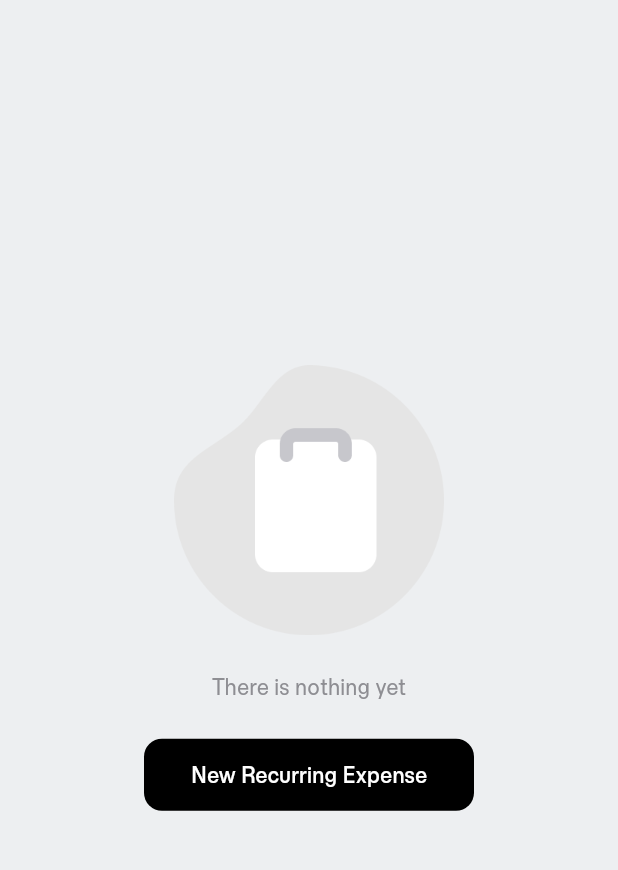
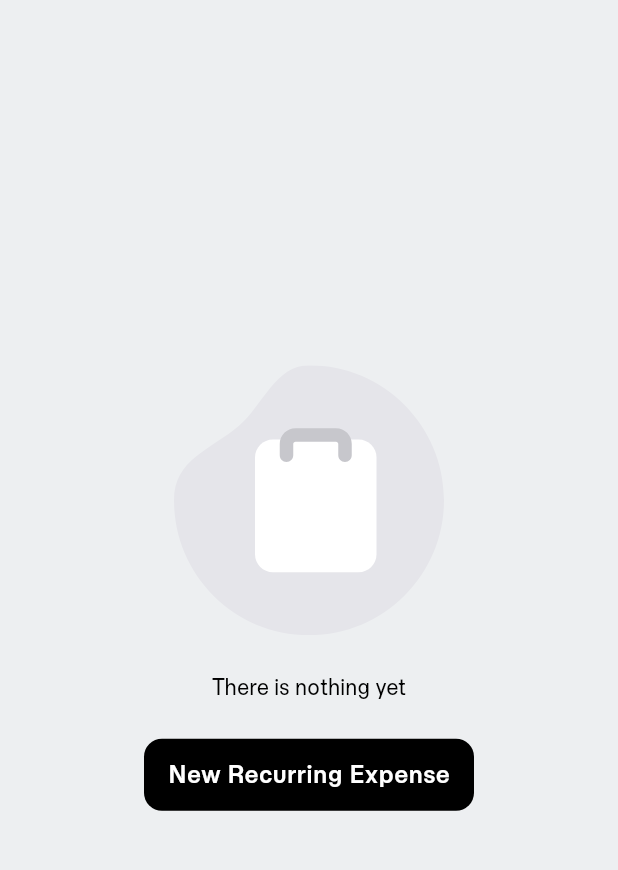
Before and after one commit to quoc48/expense_tracker, a Flutter app: the SettingsScreen screen opened directly, after a tap on "Recurring Expenses", on a phone screen of 412 x 824 dp, the part 72-942 px from its top. Run offline on Flutter 3.47's test engine with Material 3 defaults, Android fonts, the phone set to English and light mode, and no system bars; our stand-ins replace camera, connectivity_plus, fl_chart, flutter_dotenv, flutter_svg, google_generative_ai and 8 more; missing offline and left inert: google_mlkit_text_recognition; accounts and stored records are empty.

Commit message:
feat: Recurring Expenses Phase 2 - Bug Fixes Complete
Fixed bugs:
- Empty state button now uses MomoTrustSans via PrimaryButton
- "There is nothing yet" text color changed from gray to textPrimary
- Added dark mode SVG support for notebook illustration
- Recurring expenses no longer auto-create immediately (starts next month)
- Fixed critical data corruption bug (stale indices after sorting)
- Active items use category color (10% opacity), inactive use gray
- Action sheet: hidden grabber, 16px top padding, 24px header height
- Consistent divider style across Settings and Recurring Expenses list

Code cleanup:
- Removed hash-named junk images from assets
- Fixed BuildContext async gap lint warnings
- Added flutter_svg package for SVG support

🤖 Generated with [Claude Code](https://claude.com/claude-code)

Co-Authored-By: Claude <noreply@anthropic.com>

```diff
--- a/lib/screens/settings_screen.dart
+++ b/lib/screens/settings_screen.dart
@@ -210,11 +210,14 @@ class SettingsScreen extends StatelessWidget {
           // Monthly Budget row
           _buildBudgetRow(context, prefsProvider),
 
-          // Divider
+          // Divider - same style as expense_list_tile.dart
           Container(
-            margin: const EdgeInsets.symmetric(horizontal: 16),
-            height: 1,
-            color: AppColors.getDivider(context), // Adaptive divider for dark mode
+            padding: const EdgeInsets.symmetric(horizontal: 8),
+            child: Divider(
+              height: 1,
+              thickness: 0.5,
+              color: AppColors.getDivider(context),
+            ),
           ),
 
           // Recurring Expenses row (coming soon)
--- a/lib/widgets/settings/recurring_expenses_list_screen.dart
+++ b/lib/widgets/settings/recurring_expenses_list_screen.dart
@@ -1,4 +1,5 @@
 import 'package:flutter/material.dart';
+import 'package:flutter_svg/flutter_svg.dart';
 import 'package:provider/provider.dart';
 import 'package:phosphor_flutter/phosphor_flutter.dart';
 import '../../models/recurring_expense.dart';
@@ -8,6 +9,7 @@ import '../../theme/typography/app_typography.dart';
 import '../../theme/constants/app_spacing.dart';
 import 'add_recurring_expense_sheet.dart';
 import 'recurring_expense_action_sheet.dart';
+import '../common/primary_button.dart';
 
 /// Full-screen list of recurring expenses with empty state
 ///
@@ -152,10 +154,10 @@ class _RecurringExpensesListScreenState
 
   /// Build empty state with illustration and CTA button
   ///
-  /// **Design Reference**: Figma node-id=78-3867
-  /// - Image: 180x180px centered
-  /// - Text: "There is nothing yet" - 14px Regular, gray
-  /// - Button: "New Recurring Expense" - 220x48px, black bg, 12px radius
+  /// **Design Reference**: Figma node-id=78-3867, 80-4574 (notebook icon)
+  /// - Image: 180x180px centered (dark mode compatible)
+  /// - Text: "There is nothing yet" - 14px Regular, black (not gray)
+  /// - Button: "New Recurring Expense" - 220x48px, black bg, 12px radius, MomoTrustSans
   Widget _buildEmptyState(BuildContext context) {
     final textColor = AppColors.getTextPrimary(context);
 
@@ -165,48 +167,37 @@ class _RecurringExpensesListScreenState
         child: Column(
           mainAxisAlignment: MainAxisAlignment.center,
           children: [
-            // Illustration - notebook empty state
-            Image.asset(
-              'assets/images/notebook.png',
+            // Illustration - notebook empty state (Figma node-id=80-4574)
+            // Uses theme-aware SVG for proper light/dark mode colors
+            SvgPicture.asset(
+              AppColors.isDarkMode(context)
+                  ? 'assets/images/notebook_dark.svg'
+                  : 'assets/images/notebook.svg',
               width: 180,
               height: 180,
-              fit: BoxFit.contain,
             ),
 
             const SizedBox(height: 24),
 
-            // Empty text
+            // Empty text - should be black (textPrimary), not gray
             Text(
               'There is nothing yet',
               style: AppTypography.style(
                 fontSize: 14,
                 fontWeight: FontWeight.w400,
-                color: AppColors.gray,
+                color: textColor, // Bug fix: was AppColors.gray, now uses textPrimary
               ),
             ),
 
             const SizedBox(height: 24),
 
-            // CTA Button
-            GestureDetector(
-              onTap: () => _showAddSheet(context),
-              child: Container(
-                width: 220,
-                height: 48,
-                decoration: BoxDecoration(
-                  color: textColor,
-                  borderRadius: BorderRadius.circular(12),
-                ),
-                child: Center(
-                  child: Text(
-                    'New Recurring Expense',
-                    style: AppTypography.style(
-                      fontSize: 14,
-                      fontWeight: FontWeight.w500,
-                      color: AppColors.getSurface(context),
-                    ),
-                  ),
-                ),
+            // CTA Button - Uses PrimaryButton for consistent MomoTrustSans font
+            // PrimaryButton uses ElevatedButton which properly applies the theme font
+            SizedBox(
+              width: 220,
+              child: PrimaryButton(
+                label: 'New Recurring Expense',
+                onPressed: () => _showAddSheet(context),
               ),
             ),
           ],
@@ -265,6 +256,8 @@ class _RecurringExpensesListScreenState
   /// **Design Reference**: White card with 8px radius, items separated by dividers
   Widget _buildExpenseCard(
       BuildContext context, List<RecurringExpense> expenses) {
+    final dividerColor = AppColors.getDivider(context);
+
     return Container(
       decoration: BoxDecoration(
         color: AppColors.getSurface(context),
@@ -275,10 +268,14 @@ class _RecurringExpensesListScreenState
           for (int i = 0; i < expenses.length; i++) ...[
             _buildExpenseItem(context, expenses[i]),
             if (i < expenses.length - 1)
+              // Divider - same style as expense_list_tile.dart
               Container(
-                margin: const EdgeInsets.symmetric(horizontal: 16),
-                height: 1,
-                color: AppColors.getDivider(context),
+                padding: const EdgeInsets.symmetric(horizontal: 8),
+                child: Divider(
+                  height: 1,
+                  thickness: 0.5,
+                  color: dividerColor,
+                ),
               ),
           ],
         ],
@@ -288,14 +285,23 @@ class _RecurringExpensesListScreenState
 
   /// Build individual expense item row
   ///
-  /// **Design Reference**: Figma node-id=78-4080
-  /// - 32x32 icon circle (gray6 bg)
+  /// **Design Reference**: Figma node-id=78-4080 (active), 78-4161 (inactive)
+  /// - Active: 32x32 icon circle with category color (10% opacity bg)
+  /// - Inactive: 32x32 icon circle with gray6 bg (#F2F2F7)
   /// - Description (14px) + Frequency subtitle (10px gray)
   /// - Amount on right (14px)
   Widget _buildExpenseItem(BuildContext context, RecurringExpense expense) {
     final textColor = AppColors.getTextPrimary(context);
     final isDark = AppColors.isDarkMode(context);
-    final iconBgColor = isDark ? AppColors.neutral300Dark : AppColors.gray6;
+
+    // Active items use category color, inactive use gray
+    final categoryColor = AppColors.getCategoryColor(expense.categoryNameVi);
+    final iconBgColor = expense.isActive
+        ? categoryColor.withValues(alpha: 0.1) // 10% category color
+        : (isDark ? AppColors.neutral300Dark : AppColors.gray6); // Gray for inactive
+    final iconColor = expense.isActive
+        ? categoryColor // Category color for active
+        : (isDark ? AppColors.gray : textColor); // Gray icon for inactive
 
     return InkWell(
       onTap: () => _showActionSheet(context, expense),
@@ -303,7 +309,7 @@ class _RecurringExpensesListScreenState
         padding: const EdgeInsets.symmetric(horizontal: 16, vertical: 12),
         child: Row(
           children: [
-            // Category icon circle
+            // Category icon circle - color based on active status
             Container(
               width: 32,
               height: 32,
@@ -314,7 +320,7 @@ class _RecurringExpensesListScreenState
               child: Icon(
                 expense.categoryIcon,
                 size: 16,
-                color: textColor,
+                color: iconColor,
               ),
             ),
 
@@ -407,8 +413,10 @@ class _RecurringExpensesListScreenState
     switch (action) {
       case RecurringExpenseAction.edit:
         // Show edit sheet with existing data
+        if (!mounted) return;
         final updated = await showAddRecurringExpenseSheet(
-          context: context,
+          // Use this.context after mounted check for proper lint compliance
+          context: this.context,
           existingExpense: expense,
         );
         if (updated != null && mounted) {
--- a/pubspec.yaml
+++ b/pubspec.yaml
@@ -96,6 +96,7 @@ dependencies:
 
   # Calendar widget with full customization support
   table_calendar: ^3.2.0
+  flutter_svg: ^2.2.3
 
 dev_dependencies:
   flutter_test:
```
Also changed, not shown: lib/models/recurring_expense.dart (+27 -5 lines), lib/providers/recurring_expense_provider.dart (+29 -16 lines), lib/widgets/settings/recurring_expense_action_sheet.dart (+39 -9 lines), assets/images/1b5d30992deb3ef927987aeb0c01c50a88116e1d.png (deleted), assets/images/1d0870e7be43a398e97f86439942981b5f79fcdb.svg (deleted), assets/images/35086bdbf8a84170ca2535598d2528162d07f65b.svg (deleted), assets/images/6296dc167259207a5db00bce71c8c56b5a581b37.svg (deleted), assets/images/a239ed20c95c62ceb548301d1f4e003874c88b55.svg (deleted), assets/images/notebook.png (deleted), assets/images/notebook.svg (added), assets/images/notebook_dark.svg (added), pubspec.lock.
